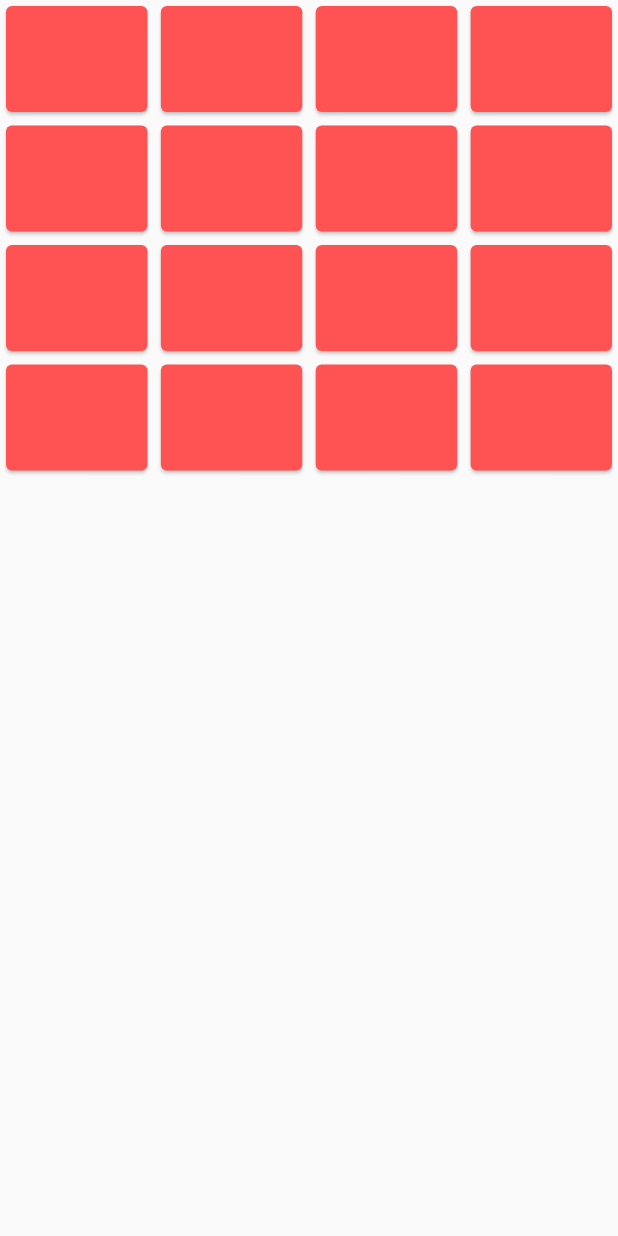
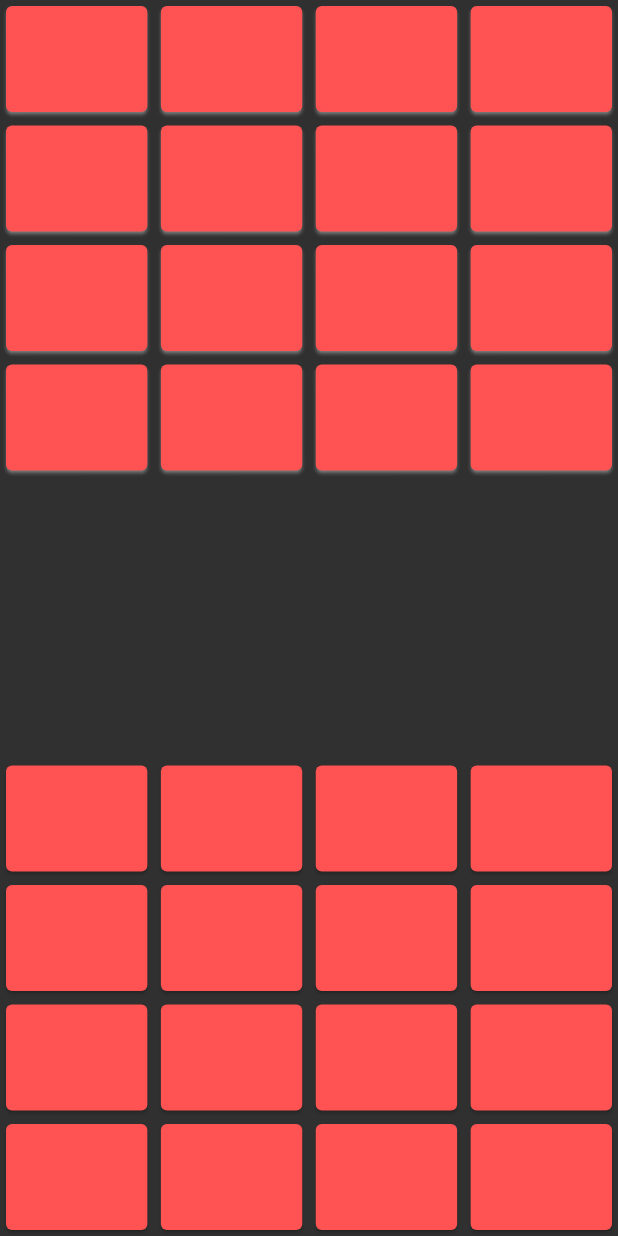
Before and after one commit to goranesine/color_game, a Flutter app: the screen it shows after launch, on a phone screen of 412 x 824 dp. Run offline on Flutter 3.47's test engine with Material 2 defaults, Android fonts, the phone set to English and light mode, and no system bars.

Commit message:
end_of_night

```diff
--- a/lib/main.dart
+++ b/lib/main.dart
@@ -2,10 +2,17 @@ import 'dart:async';
 
 import 'package:flutter/material.dart';
 import 'package:flutter/scheduler.dart';
+import 'package:flutter/services.dart';
 import 'package:rendering_testing/pages/game_page.dart';
 
 void main() {
-  runApp(const MyApp());
+  WidgetsFlutterBinding.ensureInitialized();
+  SystemChrome.setEnabledSystemUIMode(SystemUiMode.leanBack);
+  SystemChrome.setPreferredOrientations([DeviceOrientation.portraitUp]);
+
+  runApp(
+
+      const MyApp());
 }
 
 class MyApp extends StatelessWidget {
@@ -15,11 +22,11 @@ class MyApp extends StatelessWidget {
   @override
   Widget build(BuildContext context) {
     return MaterialApp(
-      title: 'Flutter Demo',
-      theme: ThemeData(
-        primarySwatch: Colors.blue,
-      ),
-      home:  GamePage(),
+      debugShowCheckedModeBanner: false,
+
+
+      theme: ThemeData.dark(),
+      home:  const GamePage(),
     );
   }
 }
--- a/lib/pages/game_page.dart
+++ b/lib/pages/game_page.dart
@@ -1,4 +1,5 @@
 import 'package:flutter/material.dart';
+import 'package:flutter/services.dart';
 import 'package:provider/provider.dart';
 import 'package:rendering_testing/gameLogic.dart';
 
@@ -7,17 +8,29 @@ class GamePage extends StatelessWidget {
 
   @override
   Widget build(BuildContext context) {
+    double _height = MediaQuery.of(context).size.height;
+
     return ChangeNotifierProvider(
         create: (context) => GameLogic(),
         child: Scaffold(body: Consumer<GameLogic>(
           builder: (context, value, child) {
             return Stack(children: [
-              GridView.builder(
+              Column(
+                mainAxisAlignment: MainAxisAlignment.spaceAround,
+                children: [
+                  /// player one board
+
+                  Align(
+                    alignment: Alignment.topCenter,
+                    child: SizedBox(
+                      height: _height/2,
+                      child: GridView.builder(
                           shrinkWrap: true,
                           physics: const NeverScrollableScrollPhysics(),
                           itemCount:
-                      context.watch<GameLogic>().playerOneIsActive.length,
-                  gridDelegate: const SliverGridDelegateWithFixedCrossAxisCount(
+                              context.watch<GameLogic>().colorsPlayerOne.length,
+                          gridDelegate:
+                              const SliverGridDelegateWithFixedCrossAxisCount(
                             crossAxisCount: 4,
                             mainAxisSpacing: 1.0,
                             crossAxisSpacing: 1.0,
@@ -26,27 +39,48 @@ class GamePage extends StatelessWidget {
                           itemBuilder: (context, index) => GestureDetector(
                                 onTap: () => value.gameLoop(1, index),
                                 child: Card(
-                          color: getColor(value, index),
+                                  shadowColor: Colors.white,
+                                  color: value.playerOneIsTapped[index] == false
+                                      ? Colors.redAccent
+                                      : value.colorsPlayerOne[index],
                                 ),
-                      ))
+                              )),
+                    ),
+                  ),
+                  /// player two board
+                  Align(
+                   alignment: Alignment.bottomCenter,
+                    child: RotatedBox(
+                      quarterTurns: 2,
+                      child: SizedBox(
+                        height: _height/2,
+                        child: GridView.builder(
+                            shrinkWrap: true,
+                            physics: const NeverScrollableScrollPhysics(),
+                            itemCount:
+                                context.watch<GameLogic>().colorsPlayerTwo.length,
+                            gridDelegate:
+                                const SliverGridDelegateWithFixedCrossAxisCount(
+                              crossAxisCount: 4,
+                              mainAxisSpacing: 1.0,
+                              crossAxisSpacing: 1.0,
+                              childAspectRatio: 1.3,
+                            ),
+                            itemBuilder: (context, index) => GestureDetector(
+                                  onTap: () => value.gameLoop(2, index),
+                                  child: Card(
+                                    color: value.playerTwoIsTapped[index] == false
+                                        ? Colors.redAccent
+                                        : value.colorsPlayerTwo[index],
+                                  ),
+                                )),
+                      ),
+                    ),
+                  )
+                ],
+              )
             ]);
           },
         )));
   }
-
-  Color getColor(GameLogic value, int index) {
-    late Color newColor;
-    if (value.playerOneIsTapped[index] == false &&
-        value.playerOneIsActive[index] == true) {
-      newColor = Colors.redAccent;
 }
-    if (value.playerOneIsTapped[index] == true &&
-        value.playerOneIsActive[index] == true) {
-      newColor = value.colorsPlayerOne[index];
-    }
-    if (value.playerOneIsActive[index] == false) {
-      newColor = Colors.transparent;
-    }
-    return newColor;
-  }
-}
```
Also changed, not shown: lib/gameLogic.dart (+112 -17 lines). Lines whose indentation alone changed are shown as unchanged.
